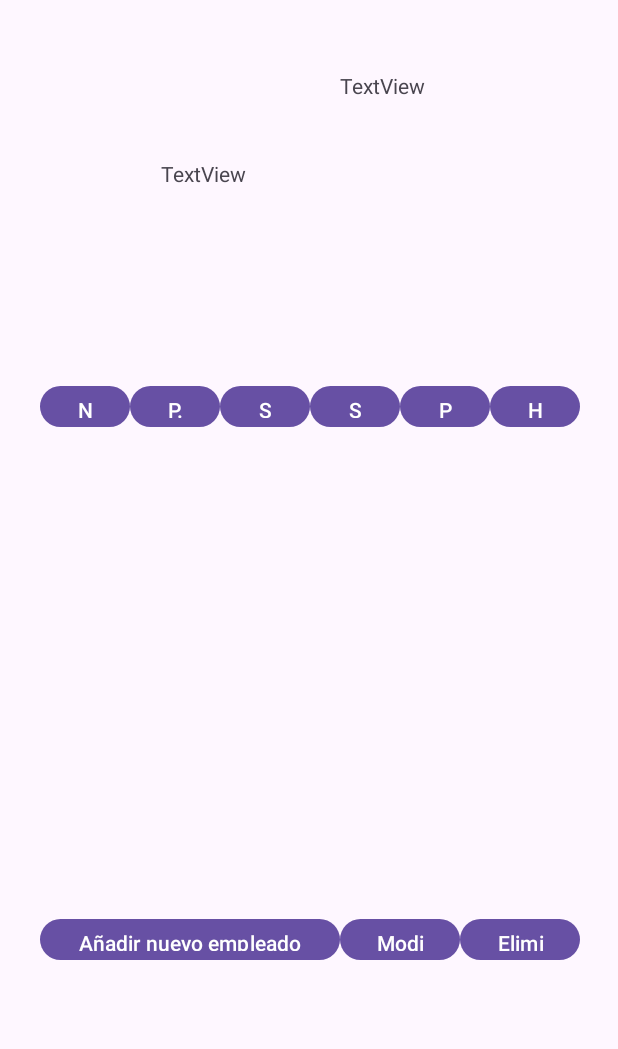
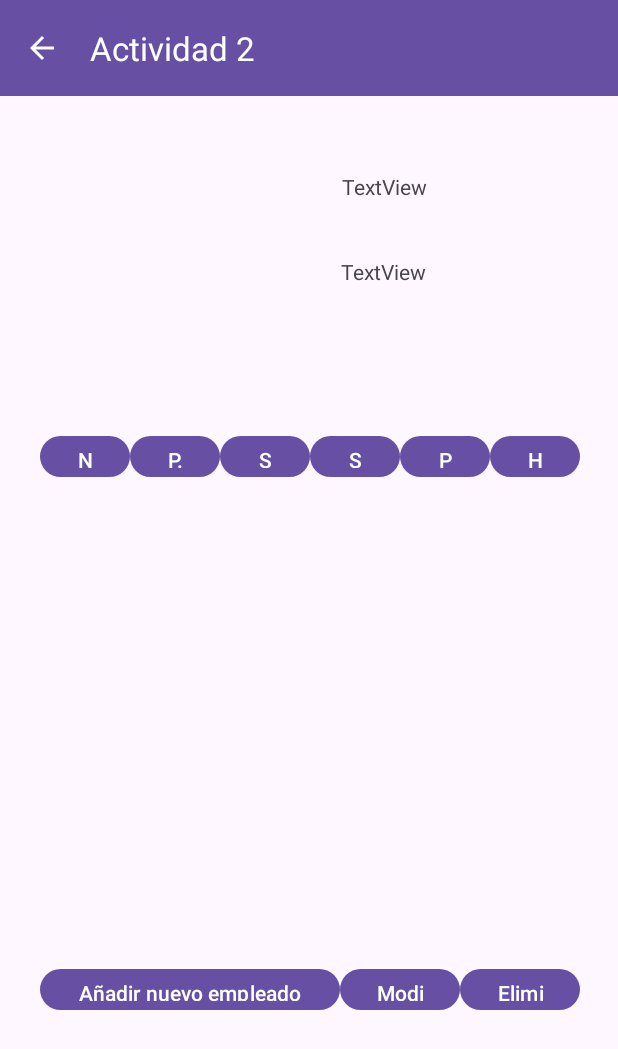
Before and after one commit to M13DAM-Grupo-4/Actividad-2, an Android app: the listasempleados screen opened directly, with no data from a screen before it, on a phone screen of 412 x 824 dp. Shown: the top 1049 px of the screen. Run offline under Robolectric (Android 15) with nearby library versions, the phone set to English and light mode, and no system bars.

```diff
--- a/app/src/main/java/m13dam/grupo4/actividad2/listasempleados.java
+++ b/app/src/main/java/m13dam/grupo4/actividad2/listasempleados.java
@@ -1,13 +1,33 @@
 package m13dam.grupo4.actividad2;
 
 import android.os.Bundle;
+import android.view.MenuItem;
 
 import androidx.appcompat.app.AppCompatActivity;
+import androidx.appcompat.widget.Toolbar;
 
 public class listasempleados extends AppCompatActivity  {
     @Override
     protected void onCreate(Bundle savedInstanceState) {
         super.onCreate(savedInstanceState);
         setContentView(R.layout.principal);
+
+        Toolbar toolbar = findViewById(R.id.toolbar);
+        setSupportActionBar(toolbar);
+
+        // Habilitar el botón de retroceso
+        getSupportActionBar().setDisplayHomeAsUpEnabled(true);
+        getSupportActionBar().setDisplayShowHomeEnabled(true);
+
+
+    }
+    public boolean onOptionsItemSelected(MenuItem item) {
+        int id = item.getItemId();
+        if (id == android.R.id.home) {
+            // Acción a realizar cuando se presiona la flecha de retroceso
+            onBackPressed();
+            return true;
+        }
+        return super.onOptionsItemSelected(item);
     }
 }
--- a/app/src/main/res/layout/principal.xml
+++ b/app/src/main/res/layout/principal.xml
@@ -5,11 +5,23 @@
     android:layout_width="match_parent"
     android:layout_height="match_parent">
 
+    <androidx.appcompat.widget.Toolbar
+        android:id="@+id/toolbar"
+        android:layout_width="match_parent"
+        android:layout_height="?attr/actionBarSize"
+        android:background="?attr/colorPrimary"
+        android:theme="@style/ThemeOverlay.AppCompat.Dark.ActionBar"
+        app:layout_constraintBottom_toTopOf="@+id/imageView2"
+        app:layout_constraintTop_toTopOf="parent"
+        app:layout_constraintVertical_bias="0.0"
+        app:popupTheme="@style/ThemeOverlay.AppCompat.Light"
+        tools:layout_editor_absoluteX="0dp"></androidx.appcompat.widget.Toolbar>
+
     <ImageView
         android:id="@+id/imageView2"
-        android:layout_width="wrap_content"
-        android:layout_height="wrap_content"
-        android:layout_marginStart="16dp"
+        android:layout_width="96dp"
+        android:layout_height="89dp"
+        android:layout_marginStart="24dp"
         android:layout_marginBottom="16dp"
         app:layout_constraintBottom_toTopOf="@+id/guideline5"
         app:layout_constraintStart_toStartOf="parent"
@@ -22,7 +34,7 @@
         android:layout_width="wrap_content"
         android:layout_height="wrap_content"
         android:orientation="horizontal"
-        app:layout_constraintGuide_percent="0.23" />
+        app:layout_constraintGuide_percent="0.27" />
 
     <androidx.constraintlayout.widget.Guideline
         android:id="@+id/guideline7"
@@ -39,21 +51,21 @@
         android:text="TextView"
         app:layout_constraintBottom_toTopOf="@+id/textView4"
         app:layout_constraintEnd_toStartOf="@+id/imageView3"
-        app:layout_constraintHorizontal_bias="0.987"
+        app:layout_constraintHorizontal_bias="0.99"
         app:layout_constraintStart_toEndOf="@+id/imageView2"
         app:layout_constraintTop_toTopOf="parent"
-        app:layout_constraintVertical_bias="0.545" />
+        app:layout_constraintVertical_bias="0.755" />
 
     <TextView
         android:id="@+id/textView4"
         android:layout_width="wrap_content"
         android:layout_height="wrap_content"
         android:layout_marginStart="80dp"
-        android:layout_marginBottom="64dp"
+        android:layout_marginBottom="32dp"
         android:text="TextView"
         app:layout_constraintBottom_toTopOf="@+id/guideline5"
         app:layout_constraintEnd_toStartOf="@+id/imageView3"
-        app:layout_constraintHorizontal_bias="0.074"
+        app:layout_constraintHorizontal_bias="0.509"
         app:layout_constraintStart_toEndOf="@+id/imageView2" />
 
     <ImageView
@@ -67,7 +79,7 @@
         app:layout_constraintHorizontal_bias="1.0"
         app:layout_constraintStart_toEndOf="@+id/imageView2"
         app:layout_constraintTop_toTopOf="parent"
-        app:layout_constraintVertical_bias="0.0"
+        app:layout_constraintVertical_bias="0.638"
         tools:srcCompat="@tools:sample/avatars" />
 
     <Button
```
Also changed, not shown: app/src/main/AndroidManifest.xml (+7 -1 lines), app/src/main/java/m13dam/grupo4/actividad2/MainActivity.java (+1 -13 lines).
